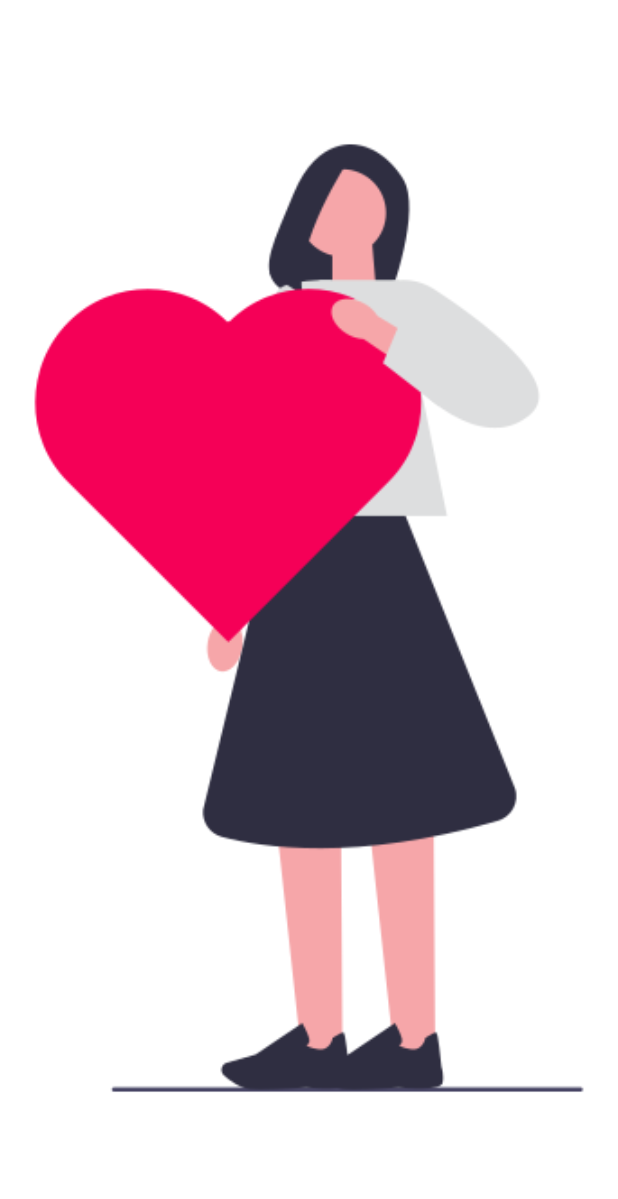
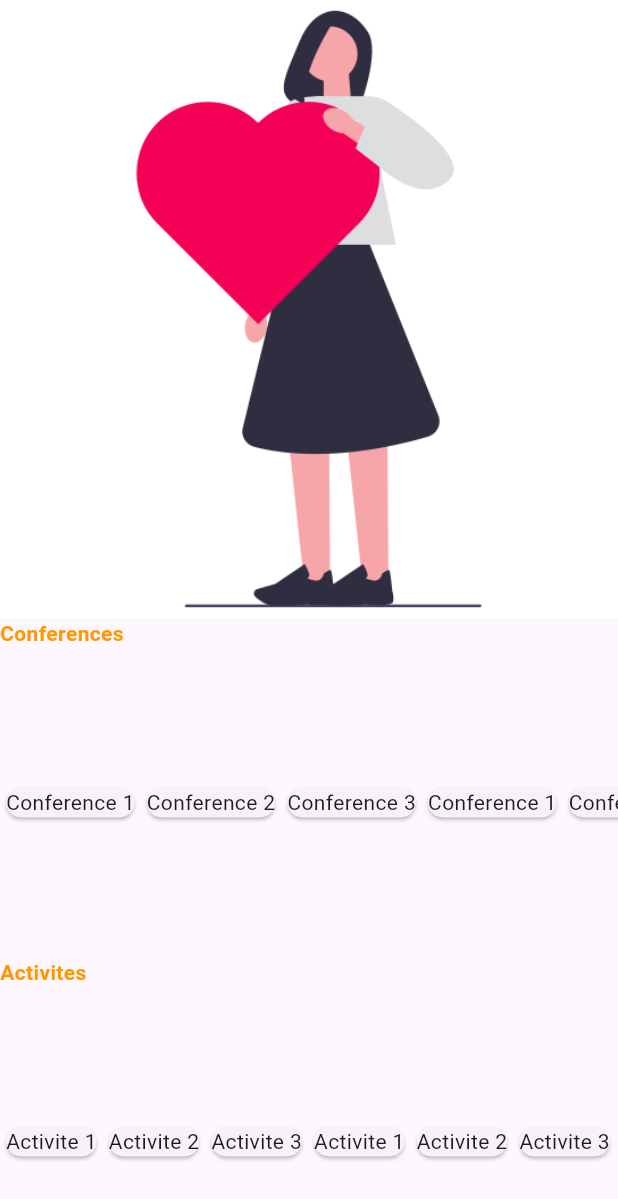
Before and after one commit to DinoRu/Fedesie-app, a Flutter app: the Accueil screen opened by its route, on a phone screen of 412 x 824 dp. Shown: the top 1199 px of the screen. Run offline on Flutter 3.47's test engine with Material 3 defaults, Android fonts, the phone set to English and light mode, and no system bars; our stand-ins replace icons_plus, intl_phone_field, intl_phone_number_input.

Commit message:
Adding Accueil page

```diff
--- a/lib/pages/accueil.dart
+++ b/lib/pages/accueil.dart
@@ -1,3 +1,5 @@
+import 'dart:async';
+
 import 'package:flutter/material.dart';
 
 class Accueil extends StatelessWidget {
@@ -6,27 +8,109 @@ class Accueil extends StatelessWidget {
   @override
   Widget build(BuildContext context) {
     return Scaffold(
-      body: ImageSlider(),
+      body: AccueilHome(),
     );
   }
 }
 
-class ImageSlider extends StatelessWidget {
-  ImageSlider({super.key});
-  List<String> images = [
+class AccueilHome extends StatefulWidget {
+  const AccueilHome({super.key});
+
+  @override
+  State<AccueilHome> createState() => _AccueilHomeState();
+}
+
+class _AccueilHomeState extends State<AccueilHome> {
+
+  List<String> conferences = ['Conference 1', 'Conference 2', 'Conference 3'];
+  List<String> activites = ['Activite 1', 'Activite 2', 'Activite 3'];
+  List<String> debats = ['Debats 1', 'Debats 2', 'Debats 3'];
+
+  // Liste des annonces
+  List<String> annonceImages = [
     'assets/love.png',
-    'assets/team.png',
+    'assets/shopping.png',
     'assets/vision.png',
-    'assets/shopping.png',
+    'assets/team.png'
   ];
+
+  int currentAnnonceIndex = 0;
+
+  @override
+  void initState() {
+    // TODO: implement initState
+    super.initState();
+    startScrollTimer();
+  }
+
+  void startScrollTimer() {
+    Timer.periodic(Duration(seconds: 1), (timer) {
+      setState(() {
+        currentAnnonceIndex = (currentAnnonceIndex + 1) % annonceImages.length;
+      });
+    });
+  }
 
   @override
   Widget build(BuildContext context) {
-    return PageView.builder(
-        itemCount: images.length,
-        itemBuilder: (context, index) {
-          return Image.asset(images[index], fit: BoxFit.cover);
-        }
+    return Scaffold(
+      extendBodyBehindAppBar: true,
+      body: SingleChildScrollView(
+        child: Column(
+          children: [
+            Container(
+              color: Colors.black,
+              height: MediaQuery.of(context).size.height / 2,
+              child: PageView.builder(
+                  itemCount: annonceImages.length,
+                  itemBuilder: (context, index) {
+                    return Image.asset(annonceImages[index], fit: BoxFit.cover,);
+                  }
+              )
+            ),
+            // Build section conferences
+            buildSection('Conferences', conferences),
+            // Section activites
+            buildSection('Activites', activites),
+            // Section debats
+            buildSection('Debats', debats),
+          ],
+        ),
+      ),
+    );
+  }
+
+  Widget buildSection(String title, List<String> items ) {
+
+    return Column(
+      crossAxisAlignment: CrossAxisAlignment.start,
+      children: [
+        Text(title, style: TextStyle(color: Colors.orange, fontWeight: FontWeight.bold),),
+        Container(
+          height: MediaQuery.of(context).size.height / 4,
+          child: ListView.builder(
+            scrollDirection: Axis.horizontal,
+            itemCount: (items.length / 2).ceil(),
+            itemBuilder: (context, index) {
+              int startIndex = index * 2;
+              int endIndex = startIndex + 2;
+              if( endIndex > items.length) {
+                endIndex = items.length;
+              }
+
+              List<String> currentRow = items.sublist(startIndex, endIndex);
+              return Row(
+                children: items.map((item) {
+                  return Card(
+                    child: Text(item),
+                  );
+                }).toList(),
+              );
+            }),
+        )
+      ],
     );
   }
 }
+
+// widget pour creer des section
```
